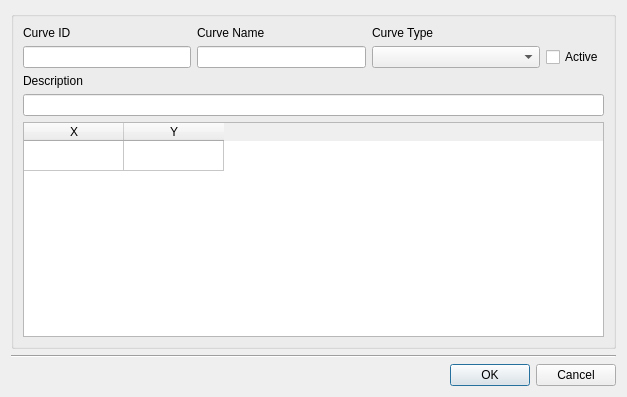
Above: core/ui/toolbars/main/nonvisual_curve.ui from ibergis/ibergis_qgis_plugin before the change. Below: the same form after it.
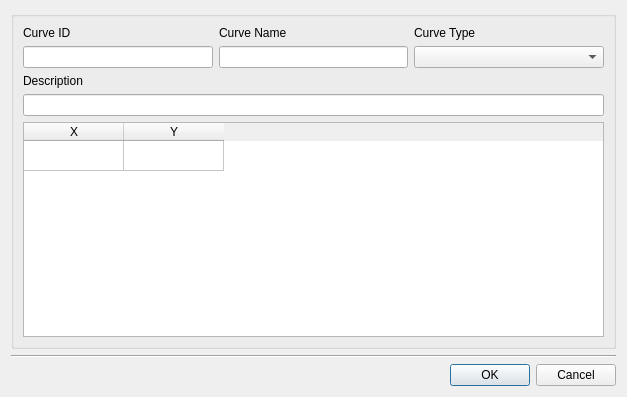
That is the form after the change.

Commit message: Remove chk_active from non-visual objects dialogs

```diff
--- a/core/ui/toolbars/main/nonvisual_curve.ui
+++ b/core/ui/toolbars/main/nonvisual_curve.ui
@@ -125,20 +125,7 @@
           </property>
          </widget>
         </item>
-        <item row="1" column="3">
-         <widget class="QCheckBox" name="chk_active">
-          <property name="sizePolicy">
-           <sizepolicy hsizetype="Fixed" vsizetype="Fixed">
-            <horstretch>0</horstretch>
-            <verstretch>0</verstretch>
-           </sizepolicy>
-          </property>
-          <property name="text">
-           <string>Active</string>
-          </property>
-         </widget>
-        </item>
-        <item row="3" column="0" colspan="4">
+        <item row="3" column="0" colspan="3">
          <widget class="QLineEdit" name="txt_descript">
           <property name="sizePolicy">
            <sizepolicy hsizetype="Expanding" vsizetype="Fixed">
@@ -148,7 +135,7 @@
           </property>
          </widget>
         </item>
-        <item row="2" column="0" colspan="4">
+        <item row="2" column="0" colspan="3">
          <widget class="QLabel" name="lbl_descript">
           <property name="sizePolicy">
            <sizepolicy hsizetype="Preferred" vsizetype="Fixed">
```
The commit also changes 5 other files.
